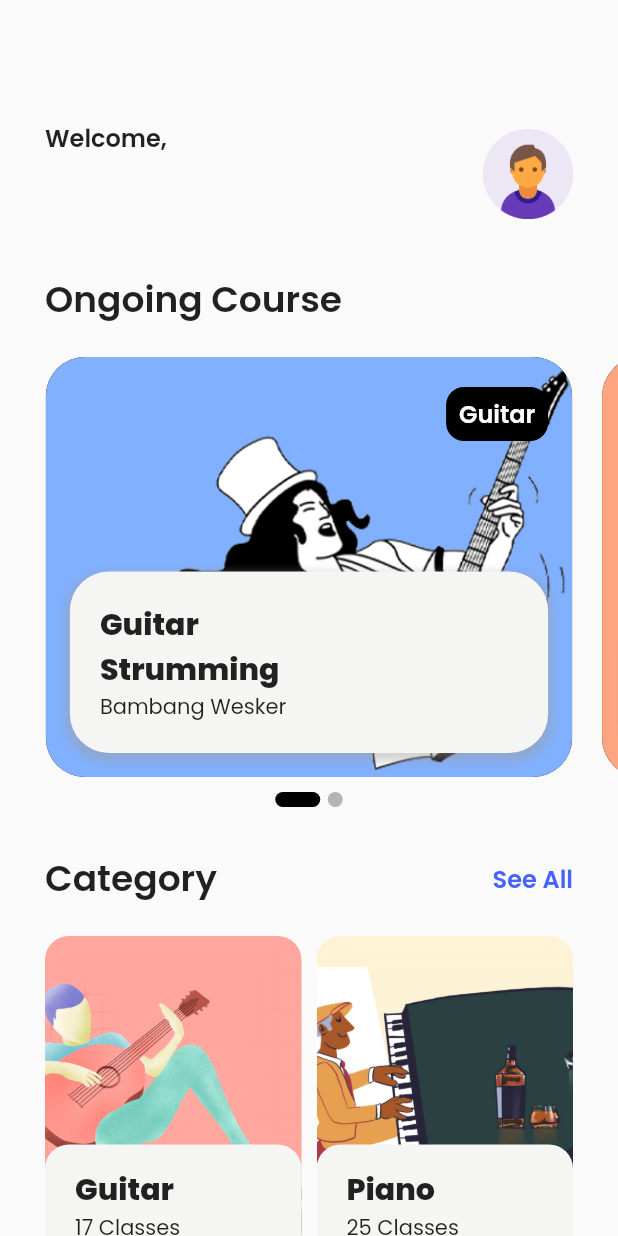
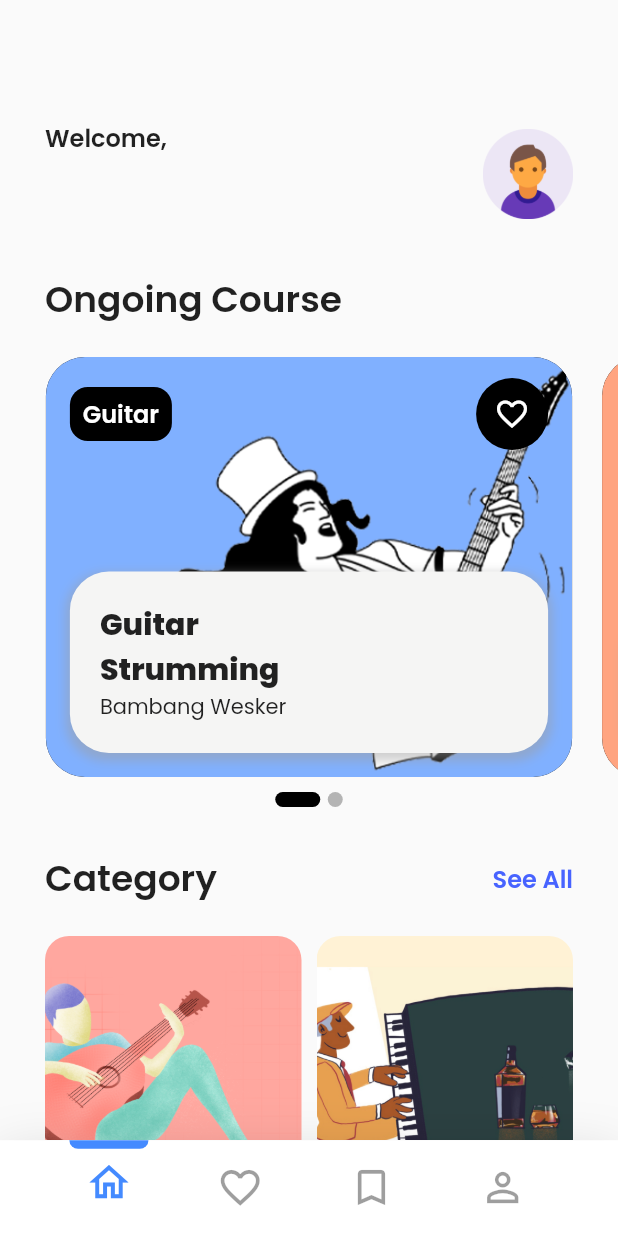
Before and after one commit to abetkalinggaw/MusicCourse-App-Flutter, a Flutter app: the HomeScreen screen opened directly, on a phone screen of 412 x 824 dp. Run offline on Flutter 3.47's test engine with Material 2 defaults, Android fonts, the light colour scheme and no system bars; drawn by our look-alikes of smooth_page_indicator; our stand-ins replace cool_alert, flutter_svg, google_fonts, shared_preferences; accounts and stored records are empty.

Commit message:
add provider & testing

```diff
--- /dev/null
+++ b/musikin_app/lib/provider/providers.dart
@@ -0,0 +1,12 @@
+import 'package:musikin_app/constant/services.dart';
+
+class IconColor with ChangeNotifier {
+  bool _isLiked = false;
+
+  bool get isLiked => _isLiked;
+
+  void toggleLiked() {
+    _isLiked = !_isLiked;
+    notifyListeners();
+  }
+}
--- a/musikin_app/lib/screens/details_screen.dart
+++ b/musikin_app/lib/view/screens/details_screen.dart
@@ -1,4 +1,4 @@
-import '../constant/services.dart';
+import 'package:musikin_app/constant/services.dart';
 
 class DetailsScreen extends StatefulWidget {
   final String name;
--- a/musikin_app/lib/screens/home_screen.dart
+++ b/musikin_app/lib/view/screens/home_screen.dart
@@ -1,4 +1,4 @@
-import '../constant/services.dart';
+import 'package:musikin_app/constant/services.dart';
 
 class HomeScreen extends StatefulWidget {
   const HomeScreen({Key? key}) : super(key: key);
@@ -11,7 +11,7 @@ class _HomeScreenState extends State<HomeScreen> {
   late SharedPreferences logindata;
   String username = '';
 
-  int _selectedIndex = 0;
+  var _selectedIndex = 0;
 
   void _onItemTapped(int index) {
     setState(() {
@@ -34,6 +34,7 @@ class _HomeScreenState extends State<HomeScreen> {
 
   @override
   Widget build(BuildContext context) {
+    Size size = MediaQuery.of(context).size;
     return Scaffold(
       body: SingleChildScrollView(
         physics: const BouncingScrollPhysics(),
@@ -190,6 +191,72 @@ class _HomeScreenState extends State<HomeScreen> {
           ],
         ),
       ),
+      bottomNavigationBar: Container(
+        height: size.width * .155,
+        decoration: BoxDecoration(
+          color: Colors.white,
+          boxShadow: [
+            BoxShadow(
+              color: Colors.black.withOpacity(.15),
+              blurRadius: 30,
+              offset: const Offset(0, 10),
+            ),
+          ],
+        ),
+        child: ListView.builder(
+          itemCount: 4,
+          scrollDirection: Axis.horizontal,
+          padding: EdgeInsets.symmetric(horizontal: size.width * .07),
+          itemBuilder: (context, index) => InkWell(
+            onTap: () {
+              setState(
+                () {
+                  _selectedIndex = index;
+                },
+              );
+            },
+            splashColor: Colors.transparent,
+            highlightColor: Colors.transparent,
+            child: Column(
+              mainAxisAlignment: MainAxisAlignment.spaceBetween,
+              children: [
+                AnimatedContainer(
+                  duration: const Duration(milliseconds: 1500),
+                  curve: Curves.fastLinearToSlowEaseIn,
+                  margin: EdgeInsets.only(
+                    bottom: index == _selectedIndex ? 0 : size.width * .029,
+                    right: size.width * .0422,
+                    left: size.width * .0422,
+                  ),
+                  width: size.width * .128,
+                  height: index == _selectedIndex ? size.width * .014 : 0,
+                  decoration: const BoxDecoration(
+                    color: Colors.blueAccent,
+                    borderRadius: BorderRadius.vertical(
+                      bottom: Radius.circular(10),
+                    ),
+                  ),
+                ),
+                Icon(
+                  listOfIcons[index],
+                  size: size.width * .076,
+                  color: index == _selectedIndex
+                      ? Colors.blueAccent
+                      : Colors.black38,
+                ),
+                SizedBox(height: size.width * .03),
+              ],
+            ),
+          ),
+        ),
+      ),
     );
   }
 }
+
+List<IconData> listOfIcons = [
+  Icons.home_outlined,
+  Icons.favorite_border,
+  Icons.bookmark_border,
+  Icons.person_outline,
+];
--- a/musikin_app/lib/screens/login_screen.dart
+++ b/musikin_app/lib/view/screens/login_screen.dart
@@ -1,6 +1,5 @@
 // ignore_for_file: library_private_types_in_public_api, use_build_context_synchronously
-
-import '../constant/services.dart';
+import 'package:musikin_app/constant/services.dart';
 
 class LoginScreen extends StatelessWidget {
   const LoginScreen({Key? key}) : super(key: key);
--- a/musikin_app/lib/screens/profile_screen.dart
+++ b/musikin_app/lib/view/screens/profile_screen.dart
@@ -1,6 +1,6 @@
 // ignore_for_file: prefer_const_constructors
 
-import '../constant/services.dart';
+import 'package:musikin_app/constant/services.dart';
 
 class ProfileScreen extends StatefulWidget {
   const ProfileScreen({super.key});
--- a/musikin_app/lib/components/card_category.dart
+++ b/musikin_app/lib/view/widgets/card_category.dart
@@ -1,4 +1,4 @@
-import '../constant/services.dart';
+import 'package:musikin_app/constant/services.dart';
 
 class CategoryCardView extends StatelessWidget {
   const CategoryCardView({super.key});
--- a/musikin_app/lib/components/card_ongoing.dart
+++ b/musikin_app/lib/view/widgets/card_ongoing.dart
@@ -1,4 +1,4 @@
-import '../constant/services.dart';
+import 'package:musikin_app/constant/services.dart';
 
 class CardOngoingCourse extends StatelessWidget {
   final String name;
@@ -11,8 +11,11 @@ class CardOngoingCourse extends StatelessWidget {
     required this.category,
     required this.mentorName,
     required this.image,
+    required this.onTap,
     super.key,
   });
+
+  final Function() onTap;
 
   @override
   Widget build(BuildContext context) {
@@ -34,7 +37,7 @@ class CardOngoingCourse extends StatelessWidget {
           crossAxisAlignment: CrossAxisAlignment.center,
           children: [
             Row(
-              mainAxisAlignment: MainAxisAlignment.end,
+              mainAxisAlignment: MainAxisAlignment.spaceBetween,
               children: [
                 Padding(
                   padding: const EdgeInsets.symmetric(vertical: 20),
@@ -51,6 +54,26 @@ class CardOngoingCourse extends StatelessWidget {
                         style: pCategory.copyWith(
                           color: white,
                         ),
+                      ),
+                    ),
+                  ),
+                ),
+                Consumer<IconColor>(
+                  builder: (context, iconColor, child) => Padding(
+                    padding: const EdgeInsets.symmetric(vertical: 10),
+                    child: Container(
+                      decoration: BoxDecoration(
+                        color: black,
+                        borderRadius: BorderRadius.circular(50),
+                      ),
+                      child: IconButton(
+                        icon: Icon(
+                          iconColor.isLiked
+                              ? Icons.favorite
+                              : Icons.favorite_border,
+                        ),
+                        color: iconColor.isLiked ? Colors.red : Colors.white,
+                        onPressed: () => iconColor.toggleLiked(),
                       ),
                     ),
                   ),
--- a/musikin_app/lib/components/course_list.dart
+++ b/musikin_app/lib/view/widgets/course_list.dart
@@ -1,4 +1,4 @@
-import '../constant/services.dart';
+import 'package:musikin_app/constant/services.dart';
 
 class CourseContent extends StatelessWidget {
   final String number;
--- a/musikin_app/lib/components/course_ongoing.dart
+++ b/musikin_app/lib/view/widgets/course_ongoing.dart
@@ -1,6 +1,6 @@
 // ignore_for_file: library_private_types_in_public_api, unused_field
 
-import '../constant/services.dart';
+import 'package:musikin_app/constant/services.dart';
 
 class OngoingCourse extends StatefulWidget {
   const OngoingCourse({Key? key}) : super(key: key);
@@ -74,6 +74,7 @@ class _OngoingCourseState extends State<OngoingCourse> {
                     name: course.name,
                     category: course.category,
                     mentorName: course.mentorName,
+                    onTap: () {},
                   ),
                 );
               },
--- a/musikin_app/lib/components/custom_AppBar.dart
+++ b/musikin_app/lib/view/widgets/custom_AppBar.dart
@@ -1,7 +1,6 @@
 // ignore_for_file: public_member_api_docs, sort_constructors_first
 // ignore_for_file: deprecated_member_use, file_names, camel_case_types
-
-import '../constant/services.dart';
+import 'package:musikin_app/constant/services.dart';
 
 class customAppbar extends StatelessWidget {
   final String title;
```
Also changed, not shown: musikin_app/lib/constant/services.dart (+14 -10 lines), musikin_app/lib/main.dart (+8 -6 lines), 1 other file.
